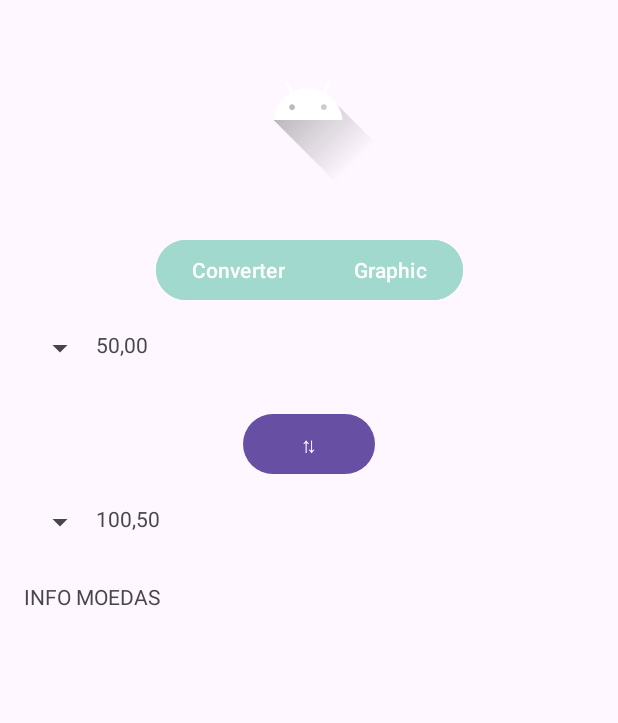
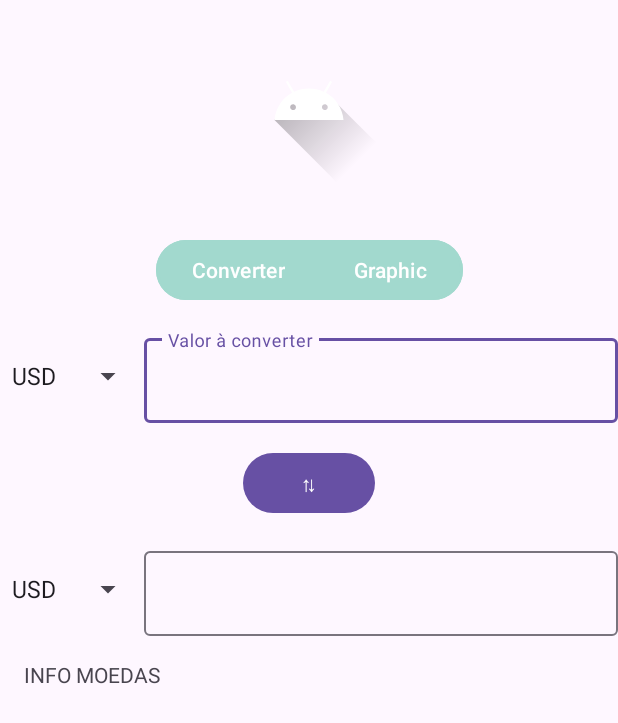
Before and after one commit to ranielschneider/currency-conversion, an Android app: the screen it shows after launch (MainActivity), on a phone screen of 412 x 824 dp. Shown: the top 723 px of the screen. Run offline under Robolectric (Android 15) with nearby library versions, the phone set to English and light mode, and no system bars.

Commit message:
Correcao de codigo e interacao com o spinner

```diff
--- a/app/build.gradle.kts
+++ b/app/build.gradle.kts
@@ -36,12 +36,12 @@ android {
 }
 
 dependencies {
-
+    implementation (libs.mpandroidchart)
     implementation(libs.androidx.core.ktx)
     implementation(libs.androidx.appcompat)
     implementation(libs.androidx.activity)
     implementation(libs.androidx.constraintlayout)
-    implementation("com.google.android.material:material:1.12.0")
+    implementation(libs.material)
     testImplementation(libs.junit)
     androidTestImplementation(libs.androidx.junit)
     androidTestImplementation(libs.androidx.espresso.core)
--- a/app/src/main/java/com/example/hacksprint/MainActivity.kt
+++ b/app/src/main/java/com/example/hacksprint/MainActivity.kt
@@ -1,6 +1,10 @@
 package com.example.hacksprint
 
 import android.os.Bundle
+import android.view.View
+import android.widget.AdapterView
+import android.widget.ArrayAdapter
+import android.widget.Spinner
 import androidx.activity.enableEdgeToEdge
 import androidx.appcompat.app.AppCompatActivity
 import androidx.core.view.ViewCompat
@@ -17,15 +21,73 @@ class MainActivity : AppCompatActivity() {
             v.setPadding(systemBars.left, systemBars.top, systemBars.right, systemBars.bottom)
             insets
         }
+        val spinnerFrom = findViewById<Spinner>(R.id.spinner_from)
+
+        val arrayOfMoney = arrayOf("USD","EUR","AUD")
+        var typesOfMoneyFrom: Int = 0
+
+        val adapterFrom = ArrayAdapter(
+            this,
+            android.R.layout.simple_spinner_dropdown_item,
+            arrayOfMoney
+        )
+
+        adapterFrom.setDropDownViewResource(android.R.layout.simple_spinner_item)
+        spinnerFrom.adapter = adapterFrom
+        spinnerFrom.onItemSelectedListener =
+            object : AdapterView.OnItemSelectedListener {
+                override fun onItemSelected(
+                    p0: AdapterView<*>?,
+                    p1: View?,
+                    p2: Int,
+                    p3: Long,
+                ) {
+                    typesOfMoneyFrom = p2
+                    }
+
+                override fun onNothingSelected(p0: AdapterView<*>?) {
+                    spinnerFrom.getItemAtPosition(0)
+                }
+            }
+
+        val spinnerTo = findViewById<Spinner>(R.id.spinner_to)
+
+        var typesOfMoneyTo: Int = 0
+
+        val adapterTo = ArrayAdapter(
+            this,
+            android.R.layout.simple_spinner_dropdown_item,
+            arrayOfMoney
+        )
+
+        adapterTo.setDropDownViewResource(android.R.layout.simple_spinner_item)
+        spinnerTo.adapter= adapterTo
+        spinnerTo.onItemSelectedListener =
+            object : AdapterView.OnItemSelectedListener {
+                override fun onItemSelected(
+                    p0: AdapterView<*>?,
+                    p1: View?,
+                    p2: Int,
+                    p3: Long,
+                ) {
+                    typesOfMoneyTo = p2
+                }
+
+                override fun onNothingSelected(p0: AdapterView<*>?) {
+                    spinnerTo.getItemAtPosition(0)
+                }
+            }
+
+
             val toggleGroup= findViewById<MaterialButtonToggleGroup>(R.id.toggleGroup)
-            toggleGroup.addOnButtonCheckedListener(object : MaterialButtonToggleGroup.OnButtonCheckedListener {
-                override fun onButtonChecked(group: MaterialButtonToggleGroup, checkedId: Int, isChecked: Boolean) {
+            toggleGroup.addOnButtonCheckedListener { group, checkedId, isChecked ->
                 when (checkedId) {
                     R.id.buttonConverter -> {
                         if (isChecked) {
                         } else {
                         }
                     }
+
                     R.id.buttonGraphic -> {
                         if (isChecked) {
                         } else {
@@ -33,6 +95,5 @@ class MainActivity : AppCompatActivity() {
                     }
                 }
             }
-            }  )
     }
     }
--- a/app/src/main/res/layout/activity_main.xml
+++ b/app/src/main/res/layout/activity_main.xml
@@ -7,111 +7,16 @@
     android:layout_height="match_parent"
     tools:context=".MainActivity">
 
-    <LinearLayout
-        android:id="@+id/layout_exchange"
-        android:layout_width="0dp"
-        android:layout_height="36dp"
-        android:layout_marginStart="16dp"
-        android:layout_marginTop="16dp"
-        android:layout_marginEnd="16dp"
-        android:orientation="vertical"
-        app:layout_constraintBottom_toTopOf="@id/button_swap"
-        app:layout_constraintEnd_toEndOf="parent"
-        app:layout_constraintStart_toStartOf="parent"
-        app:layout_constraintTop_toBottomOf="@+id/toggleGroup">
-
-        <LinearLayout
-            android:layout_width="match_parent"
-            android:layout_height="wrap_content"
-            android:orientation="horizontal">
-
-            <Spinner
-                android:id="@+id/spinner_from"
-                android:layout_width="wrap_content"
-                android:layout_height="wrap_content"
-                android:spinnerMode="dropdown" />
-
-            <TextView
-                android:id="@+id/text_amount_from"
-                android:layout_width="0dp"
-                android:layout_height="wrap_content"
-                android:layout_weight="1"
-                android:maxLength="6"
-                android:text="50,00" />
-        </LinearLayout>
-    </LinearLayout>
-
-    <Button
-        android:id="@+id/button_swap"
-        android:layout_width="wrap_content"
-        android:layout_height="wrap_content"
-        android:layout_marginTop="16dp"
-        android:text="⇅"
-        app:layout_constraintEnd_toEndOf="parent"
-        app:layout_constraintStart_toStartOf="parent"
-        app:layout_constraintTop_toBottomOf="@id/layout_exchange" />
-
-    <LinearLayout
-        android:id="@+id/layout_exchange2"
-        android:layout_width="0dp"
-        android:layout_height="36dp"
-        android:layout_marginStart="16dp"
-        android:layout_marginTop="16dp"
-        android:layout_marginEnd="16dp"
-        android:orientation="vertical"
-        app:layout_constraintEnd_toEndOf="parent"
-        app:layout_constraintStart_toStartOf="parent"
-        app:layout_constraintTop_toBottomOf="@id/button_swap">
-
-        <LinearLayout
-            android:layout_width="match_parent"
-            android:layout_height="wrap_content"
-            android:orientation="horizontal">
-
-            <Spinner
-                android:id="@+id/spinner_to"
-                android:layout_width="wrap_content"
-                android:layout_height="wrap_content"
-                android:spinnerMode="dropdown"/>
-
-            <TextView
-                android:id="@+id/text_amount_to"
-                android:layout_width="0dp"
-                android:layout_height="wrap_content"
-                android:layout_weight="1"
-                android:maxLength="6"
-                android:text="100,50" />
-        </LinearLayout>
-    </LinearLayout>
-
-    <LinearLayout
-        android:layout_width="match_parent"
-        android:layout_height="wrap_content"
-        android:layout_margin="16dp"
-        android:orientation="horizontal"
-        app:layout_constraintTop_toBottomOf="@+id/layout_exchange2"
-        tools:layout_editor_absoluteX="16dp">
-
-        <TextView
-            android:id="@+id/text_info_coin"
-            android:layout_width="0dp"
-            android:layout_height="wrap_content"
-            android:layout_weight="1"
-            android:text="INFO MOEDAS" />
-    </LinearLayout>
-
     <ImageView
         android:id="@+id/imageView"
         android:layout_width="wrap_content"
         android:layout_height="wrap_content"
-        android:layout_marginStart="16dp"
         android:layout_marginTop="16dp"
-        android:layout_marginEnd="16dp"
+        android:importantForAccessibility="no"
         android:src="@drawable/ic_launcher_foreground"
-        app:layout_constraintEnd_toEndOf="parent"
-        app:layout_constraintHorizontal_bias="0.498"
+        app:layout_constraintTop_toTopOf="parent"
         app:layout_constraintStart_toStartOf="parent"
-        app:layout_constraintTop_toTopOf="parent" />
+        app:layout_constraintEnd_toEndOf="parent" />
 
     <com.google.android.material.button.MaterialButtonToggleGroup
         android:id="@+id/toggleGroup"
@@ -131,7 +36,7 @@
             app:shapeAppearanceOverlay="@style/ShapeAppearance.Pill"
             android:layout_width="match_parent"
             android:layout_height="match_parent"
-            android:text="Converter"
+            android:text="@string/converter"
             app:backgroundTint="@color/toggle_button_tint_selector"
             app:checkedIcon="@drawable/ic_check"
             app:iconGravity="textStart"
@@ -144,14 +49,83 @@
             app:shapeAppearanceOverlay="@style/ShapeAppearance.Pill"
             android:layout_width="match_parent"
             android:layout_height="match_parent"
-            android:text="Graphic"
+            android:text="@string/graphic"
             app:backgroundTint="@color/toggle_button_tint_selector"
             app:checkedIcon="@drawable/ic_check"
             app:iconGravity="textStart"
             app:strokeColor="@color/green_light"
             app:strokeWidth="2dp" />
-
     </com.google.android.material.button.MaterialButtonToggleGroup>
 
+    <Spinner
+        android:id="@+id/spinner_from"
+        android:layout_width="wrap_content"
+        android:layout_height="0dp"
+        app:layout_constraintBottom_toBottomOf="@+id/text_amount_from"
+        app:layout_constraintEnd_toStartOf="@id/text_amount_from"
+        app:layout_constraintStart_toStartOf="parent"
+        app:layout_constraintTop_toTopOf="@+id/text_amount_from" />
+
+    <com.google.android.material.textfield.TextInputLayout
+        android:id="@+id/text_amount_from"
+        android:layout_width="0dp"
+        android:layout_height="wrap_content"
+        app:layout_constraintStart_toEndOf="@id/spinner_from"
+        app:layout_constraintEnd_toEndOf="parent"
+        app:layout_constraintTop_toBottomOf="@id/toggleGroup"
+        android:layout_marginTop="16dp">
+
+        <com.google.android.material.textfield.TextInputEditText
+            android:layout_width="match_parent"
+            android:layout_height="wrap_content"
+            android:hint="@string/valor_converter"
+            android:inputType="numberDecimal" />
+    </com.google.android.material.textfield.TextInputLayout>
+
+
+
+    <Button
+        android:id="@+id/button_swap"
+        android:layout_width="wrap_content"
+        android:layout_height="wrap_content"
+        android:layout_marginTop="16dp"
+        android:text="@string/button"
+        app:layout_constraintTop_toBottomOf="@id/text_amount_from"
+        app:layout_constraintStart_toStartOf="parent"
+        app:layout_constraintEnd_toEndOf="parent" />
+
+    <Spinner
+        android:id="@+id/spinner_to"
+        android:layout_width="wrap_content"
+        android:layout_height="0dp"
+
+        app:layout_constraintBottom_toBottomOf="@+id/text_amount_to_layout"
+        app:layout_constraintStart_toStartOf="parent"
+        app:layout_constraintTop_toTopOf="@+id/text_amount_to_layout" />
+
+    <com.google.android.material.textfield.TextInputLayout
+        android:id="@+id/text_amount_to_layout"
+        android:layout_width="0dp"
+        android:layout_height="wrap_content"
+        android:layout_marginTop="16dp"
+        app:layout_constraintEnd_toEndOf="parent"
+        app:layout_constraintStart_toEndOf="@+id/spinner_to"
+        app:layout_constraintTop_toBottomOf="@id/button_swap">
+
+        <com.google.android.material.textfield.TextInputEditText
+            android:id="@+id/text_amount_to"
+            android:layout_width="match_parent"
+            android:layout_height="wrap_content"
+            android:focusable="false"
+            tools:text="100,50" />
+    </com.google.android.material.textfield.TextInputLayout>
+
+    <TextView
+        android:id="@+id/text_info_coin"
+        android:layout_width="match_parent"
+        android:layout_height="wrap_content"
+        android:layout_margin="16dp"
+        android:text="@string/info_moedas"
+        app:layout_constraintTop_toBottomOf="@id/text_amount_to_layout" />
 
 </androidx.constraintlayout.widget.ConstraintLayout>
--- a/app/src/main/res/values/strings.xml
+++ b/app/src/main/res/values/strings.xml
@@ -1,3 +1,8 @@
 <resources>
     <string name="app_name">hacksprint</string>
+    <string name="graphic">Graphic</string>
+    <string name="converter">Converter</string>
+    <string name="info_moedas">INFO MOEDAS</string>
+    <string name="button">⇅</string>
+    <string name="valor_converter">Valor à converter</string>
 </resources>
--- a/gradle/libs.versions.toml
+++ b/gradle/libs.versions.toml
@@ -1,5 +1,5 @@
 [versions]
-agp = "8.7.3"
+agp = "8.8.0"
 kotlin = "1.9.24"
 coreKtx = "1.15.0"
 junit = "4.13.2"
@@ -10,6 +10,7 @@ material = "1.12.0"
 activity = "1.10.1"
 constraintlayout = "2.2.1"
 materialVersion = "1.8.0"
+mpandroidchart = "v3.1.0"
 
 [libraries]
 androidx-core-ktx = { group = "androidx.core", name = "core-ktx", version.ref = "coreKtx" }
@@ -21,6 +22,7 @@ material = { group = "com.google.android.material", name = "material", version.r
 androidx-activity = { group = "androidx.activity", name = "activity", version.ref = "activity" }
 androidx-constraintlayout = { group = "androidx.constraintlayout", name = "constraintlayout", version.ref = "constraintlayout" }
 material-v180 = { module = "com.google.android.material:material", version.ref = "materialVersion" }
+mpandroidchart = { module = "com.github.PhilJay:MPAndroidChart", version.ref = "mpandroidchart" }
 
 [plugins]
 android-application = { id = "com.android.application", version.ref = "agp" }
--- a/settings.gradle.kts
+++ b/settings.gradle.kts
@@ -16,6 +16,7 @@ dependencyResolutionManagement {
     repositories {
         google()
         mavenCentral()
+        maven { url = uri("https://jitpack.io") }
     }
 }
 
```
Also changed, not shown: gradle/wrapper/gradle-wrapper.properties. Lines whose indentation alone changed are shown as unchanged.
